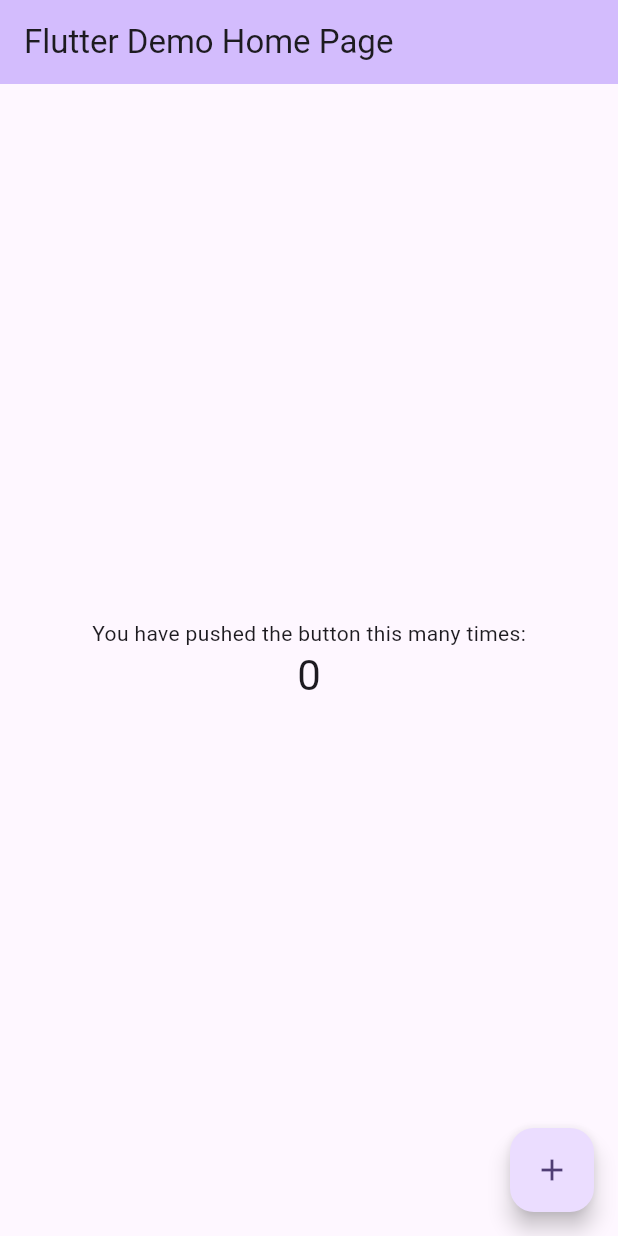
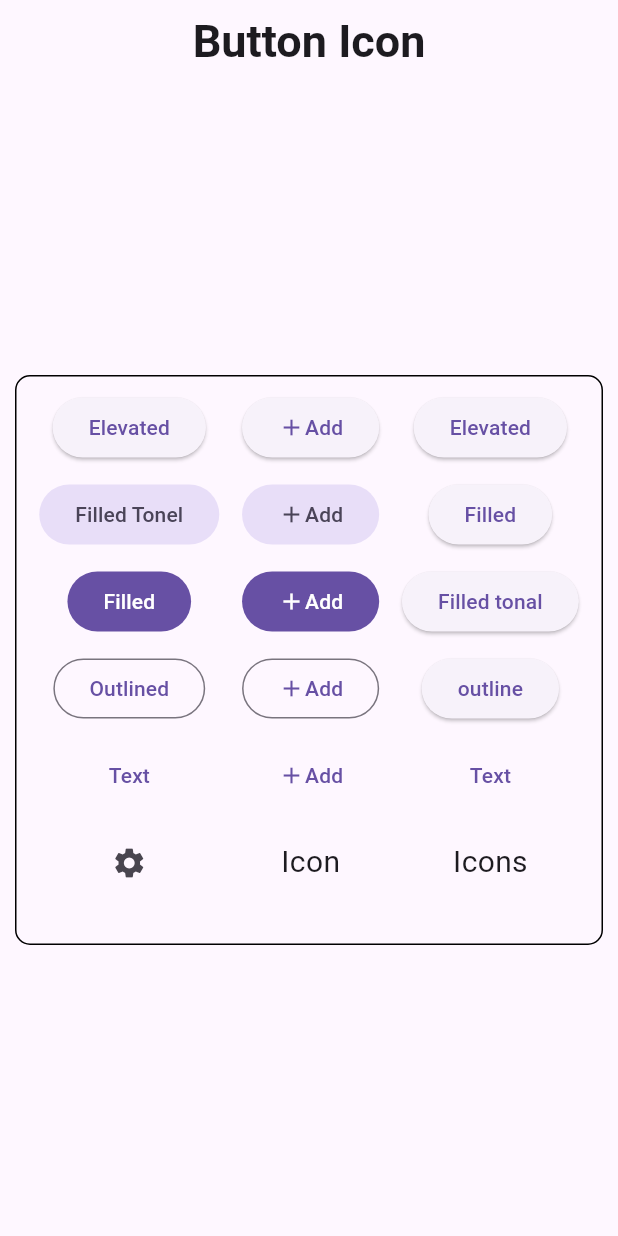
Before and after one commit to Nikks27/dailytask, a Flutter app: the screen it shows after launch, on a phone screen of 412 x 824 dp. Run offline on Flutter 3.47's test engine with Material 3 defaults, Android fonts, the phone set to English and light mode, and no system bars.

Commit message:
30/04/24

```diff
--- a/lib/main.dart
+++ b/lib/main.dart
@@ -1,125 +1,182 @@
+import 'package:flutter/cupertino.dart';
 import 'package:flutter/material.dart';
 
 void main() {
-  runApp(const MyApp());
+  runApp(button());
 }
 
-class MyApp extends StatelessWidget {
-  const MyApp({super.key});
+class button extends StatelessWidget {
+  const button({super.key});
 
-  // This widget is the root of your application.
   @override
   Widget build(BuildContext context) {
     return MaterialApp(
-      title: 'Flutter Demo',
-      theme: ThemeData(
-        // This is the theme of your application.
-        //
-        // TRY THIS: Try running your application with "flutter run". You'll see
-        // the application has a purple toolbar. Then, without quitting the app,
-        // try changing the seedColor in the colorScheme below to Colors.green
-        // and then invoke "hot reload" (save your changes or press the "hot
-        // reload" button in a Flutter-supported IDE, or press "r" if you used
-        // the command line to start the app).
-        //
-        // Notice that the counter didn't reset back to zero; the application
-        // state is not lost during the reload. To reset the state, use hot
-        // restart instead.
-        //
-        // This works for code too, not just values: Most code changes can be
-        // tested with just a hot reload.
-        colorScheme: ColorScheme.fromSeed(seedColor: Colors.deepPurple),
-        useMaterial3: true,
-      ),
-      home: const MyHomePage(title: 'Flutter Demo Home Page'),
+      debugShowCheckedModeBanner: false,
+      home: buttonpage(),
     );
   }
 }
 
-class MyHomePage extends StatefulWidget {
-  const MyHomePage({super.key, required this.title});
-
-  // This widget is the home page of your application. It is stateful, meaning
-  // that it has a State object (defined below) that contains fields that affect
-  // how it looks.
-
-  // This class is the configuration for the state. It holds the values (in this
-  // case the title) provided by the parent (in this case the App widget) and
-  // used by the build method of the State. Fields in a Widget subclass are
-  // always marked "final".
-
-  final String title;
+class buttonpage extends StatefulWidget {
+  const buttonpage({super.key});
 
   @override
-  State<MyHomePage> createState() => _MyHomePageState();
+  State<buttonpage> createState() => _buttonpageState();
 }
 
-class _MyHomePageState extends State<MyHomePage> {
-  int _counter = 0;
-
-  void _incrementCounter() {
-    setState(() {
-      // This call to setState tells the Flutter framework that something has
-      // changed in this State, which causes it to rerun the build method below
-      // so that the display can reflect the updated values. If we changed
-      // _counter without calling setState(), then the build method would not be
-      // called again, and so nothing would appear to happen.
-      _counter++;
-    });
-  }
-
+class _buttonpageState extends State<buttonpage> {
   @override
   Widget build(BuildContext context) {
-    // This method is rerun every time setState is called, for instance as done
-    // by the _incrementCounter method above.
-    //
-    // The Flutter framework has been optimized to make rerunning build methods
-    // fast, so that you can just rebuild anything that needs updating rather
-    // than having to individually change instances of widgets.
     return Scaffold(
       appBar: AppBar(
-        // TRY THIS: Try changing the color here to a specific color (to
-        // Colors.amber, perhaps?) and trigger a hot reload to see the AppBar
-        // change color while the other colors stay the same.
-        backgroundColor: Theme.of(context).colorScheme.inversePrimary,
-        // Here we take the value from the MyHomePage object that was created by
-        // the App.build method, and use it to set our appbar title.
-        title: Text(widget.title),
-      ),
-      body: Center(
-        // Center is a layout widget. It takes a single child and positions it
-        // in the middle of the parent.
-        child: Column(
-          // Column is also a layout widget. It takes a list of children and
-          // arranges them vertically. By default, it sizes itself to fit its
-          // children horizontally, and tries to be as tall as its parent.
-          //
-          // Column has various properties to control how it sizes itself and
-          // how it positions its children. Here we use mainAxisAlignment to
-          // center the children vertically; the main axis here is the vertical
-          // axis because Columns are vertical (the cross axis would be
-          // horizontal).
-          //
-          // TRY THIS: Invoke "debug painting" (choose the "Toggle Debug Paint"
-          // action in the IDE, or press "p" in the console), to see the
-          // wireframe for each widget.
-          mainAxisAlignment: MainAxisAlignment.center,
-          children: <Widget>[
-            const Text(
-              'You have pushed the button this many times:',
-            ),
-            Text(
-              '$_counter',
-              style: Theme.of(context).textTheme.headlineMedium,
-            ),
-          ],
+        centerTitle: true,
+        title: Text(
+          'Button Icon',
+          style: TextStyle(
+            fontWeight: FontWeight.bold,
+            fontSize: 30,
+          ),
         ),
       ),
-      floatingActionButton: FloatingActionButton(
-        onPressed: _incrementCounter,
-        tooltip: 'Increment',
-        child: const Icon(Icons.add),
-      ), // This trailing comma makes auto-formatting nicer for build methods.
+      body: Column(
+        mainAxisAlignment: MainAxisAlignment.spaceEvenly,
+        children: [
+          Container(
+            margin: EdgeInsets.only(left: 10,right: 10),
+            height: 380,
+            width: double.infinity,
+            decoration: BoxDecoration(
+              border: Border.all(width: 1,color: Colors.black),
+              borderRadius: BorderRadius.circular(10),
+            ),
+
+            child: Row(
+              mainAxisAlignment: MainAxisAlignment.spaceEvenly,
+              children: [
+                Column(
+                  children: [
+                    SizedBox(height: 10,),
+                    ElevatedButton(
+                      onPressed: () {},
+                      child: Text('Elevated'),
+                    ),
+                    SizedBox(height: 10,),
+                    FilledButton.tonal(onPressed: (){
+
+                    }, child: Text('Filled Tonel'),),
+                    SizedBox(height: 10,),
+                    FilledButton(onPressed: () {
+
+                    }, child: Text('Filled')),
+                    SizedBox(height: 10,),
+                    OutlinedButton(onPressed:() {
+
+                    }, child: Text('Outlined')),
+                    SizedBox(height: 10,),
+                    TextButton(onPressed:() {
+
+                    }, child: Text('Text')),
+                    SizedBox(height: 10,),
+                    IconButton(onPressed: () {
+
+                    }, icon: Icon(Icons.settings)),
+                    SizedBox(height: 10,),
+                  ],
+                ),
+                Column(
+                  children: [
+                    SizedBox(height: 10,),
+                    ElevatedButton(
+                      onPressed: () {},
+                      child: Row(
+                        children: [
+                          Icon(Icons.add),
+                          Text('Add'),
+                        ],
+                      ),
+                    ),
+                    SizedBox(height: 10,),
+                    FilledButton.tonal(onPressed: (){
+
+                    }, child: Row(
+                      children: [
+                        Icon(Icons.add),
+                        Text('Add'),
+                      ],
+                    )),
+                    SizedBox(height: 10,),
+                    FilledButton(onPressed: () {
+
+                    }, child: Row(
+                      children: [
+                        Icon(Icons.add),
+                        Text('Add'),
+                      ],
+                    )),
+                    SizedBox(height: 10,),
+                    OutlinedButton(onPressed:() {
+
+                    }, child: Row(
+                      children: [
+                        Icon(Icons.add),
+                        Text('Add'),
+                      ],
+                    )),
+                    SizedBox(height: 10,),
+                    TextButton(onPressed:() {
+
+                    }, child: Row(
+                      children: [
+                        Icon(Icons.add),
+                        Text('Add'),
+                      ],
+                    )),
+                    SizedBox(height: 10,),
+                    IconButton(onPressed: () {
+
+                    }, icon: Text('Icon',style: TextStyle(fontSize: 20,),)),
+
+
+                  ],
+                ),
+                Column(
+                  children: [
+                    SizedBox(height: 10,),
+                    ElevatedButton(
+                      onPressed: () {},
+                      child: Text('Elevated'),
+                    ),
+                    SizedBox(height: 10,),
+                    ElevatedButton(
+                      onPressed: () {},
+                      child: Text('Filled'),
+                    ),
+                    SizedBox(height: 10,),
+                    ElevatedButton(
+                      onPressed: () {},
+                      child: Text('Filled tonal'),
+                    ),
+                    SizedBox(height: 10,),
+                    ElevatedButton(
+                      onPressed: () {},
+                      child: Text('outline'),
+                    ),
+                    SizedBox(height: 10,),
+                    TextButton(onPressed: () {
+
+                    }, child: Text('Text')),
+                    SizedBox(height: 10,),
+                    IconButton(onPressed: () {
+
+                    }, icon: Text('Icons',style: TextStyle(fontSize: 20),)),
+
+                  ],
+                ),
+              ],
+            ),
+          ),
+        ],
+      ),
     );
   }
 }
```
